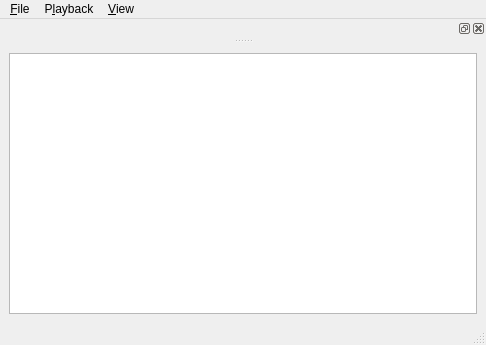
Qt form mainwindow.ui (lzh9102/dictation-helper) before a commit.
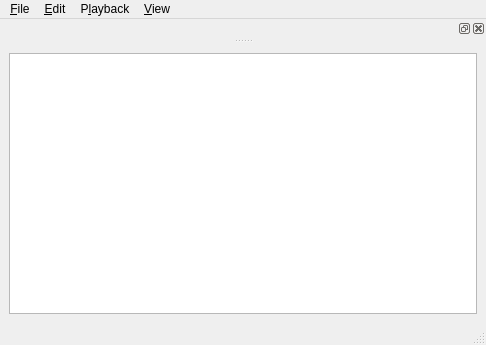
The same form after that commit.

```diff
--- a/mainwindow.ui
+++ b/mainwindow.ui
@@ -55,7 +55,14 @@
     <addaction name="actionPointA"/>
     <addaction name="actionPointB"/>
    </widget>
+   <widget class="QMenu" name="menuEdit">
+    <property name="title">
+     <string>&amp;Edit</string>
+    </property>
+    <addaction name="actionInsertTimeRange"/>
+   </widget>
    <addaction name="menuFile"/>
+   <addaction name="menuEdit"/>
    <addaction name="menu_Playback"/>
    <addaction name="menuPlayback"/>
   </widget>
```
Left out of the diff: 8 changed lines with no effect on the pictures.
